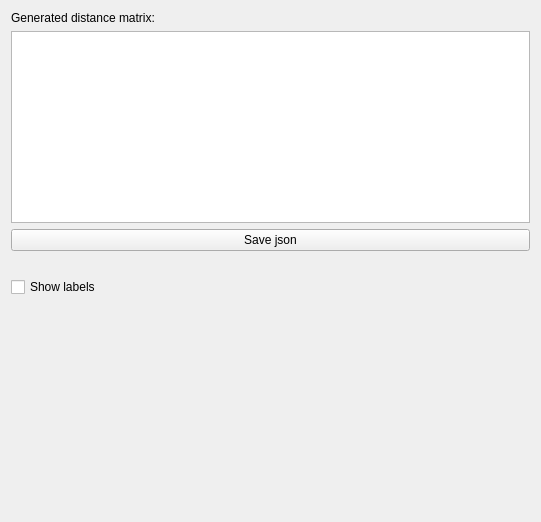
Above: modules/TimeCurves/TimeCurvesWidget.ui from antoniaschilling/open_iA_TimeCurves before the change. Below: the same form after it.
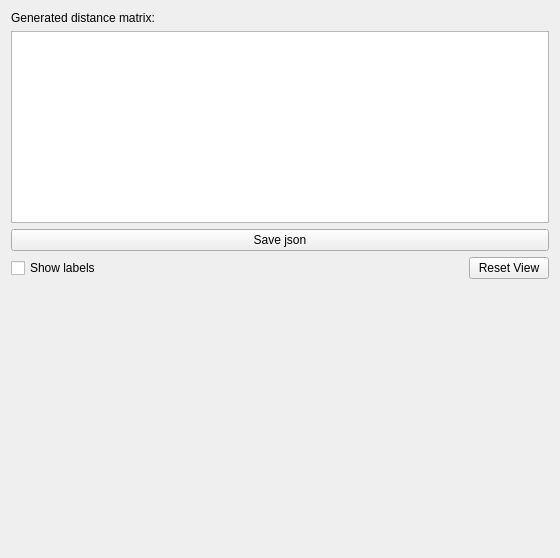
That is the form after the change.

Commit message: draw Plot with iACharts, not QCharts, add classes iASplinePlot & iAXYUnordered data, resetView Button added

Patch:
```diff
--- a/modules/TimeCurves/TimeCurvesWidget.ui
+++ b/modules/TimeCurves/TimeCurvesWidget.ui
@@ -6,22 +6,15 @@
    <rect>
     <x>0</x>
     <y>0</y>
-    <width>541</width>
-    <height>522</height>
+    <width>560</width>
+    <height>558</height>
    </rect>
   </property>
   <property name="windowTitle">
    <string>Form</string>
   </property>
-  <layout class="QGridLayout" name="gridLayout">
-   <item row="2" column="0">
-    <widget class="QCheckBox" name="showLabels">
-     <property name="text">
-      <string>Show labels</string>
-     </property>
-    </widget>
-   </item>
-   <item row="0" column="0">
+  <layout class="QVBoxLayout" name="verticalLayout_2">
+   <item>
     <layout class="QVBoxLayout" name="verticalLayout">
      <item>
       <widget class="QLabel" name="label">
@@ -41,7 +34,21 @@
       </widget>
      </item>
      <item>
-      <spacer name="horizontalSpacer">
+      <layout class="QHBoxLayout" name="horizontalLayout"/>
+     </item>
+    </layout>
+   </item>
+   <item>
+    <layout class="QHBoxLayout" name="horizontalLayout_2">
+     <item>
+      <widget class="QCheckBox" name="showLabels">
+       <property name="text">
+        <string>Show labels</string>
+       </property>
+      </widget>
+     </item>
+     <item>
+      <spacer name="horizontalSpacer_2">
        <property name="orientation">
         <enum>Qt::Horizontal</enum>
        </property>
@@ -54,15 +61,19 @@
       </spacer>
      </item>
      <item>
-      <layout class="QHBoxLayout" name="horizontalLayout"/>
+      <widget class="QPushButton" name="resetViewButton">
+       <property name="text">
+        <string>Reset View</string>
+       </property>
+      </widget>
      </item>
     </layout>
    </item>
-   <item row="3" column="0">
+   <item>
     <widget class="QWidget" name="chartWidget" native="true">
      <property name="sizePolicy">
       <sizepolicy hsizetype="MinimumExpanding" vsizetype="MinimumExpanding">
-       <horstretch>4</horstretch>
+       <horstretch>1</horstretch>
        <verstretch>1</verstretch>
       </sizepolicy>
      </property>
```
The commit also changes 6 other files.
